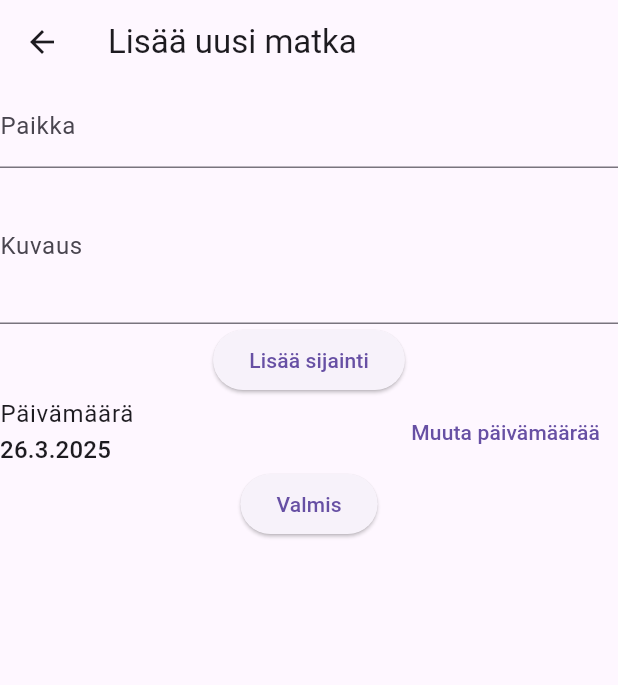
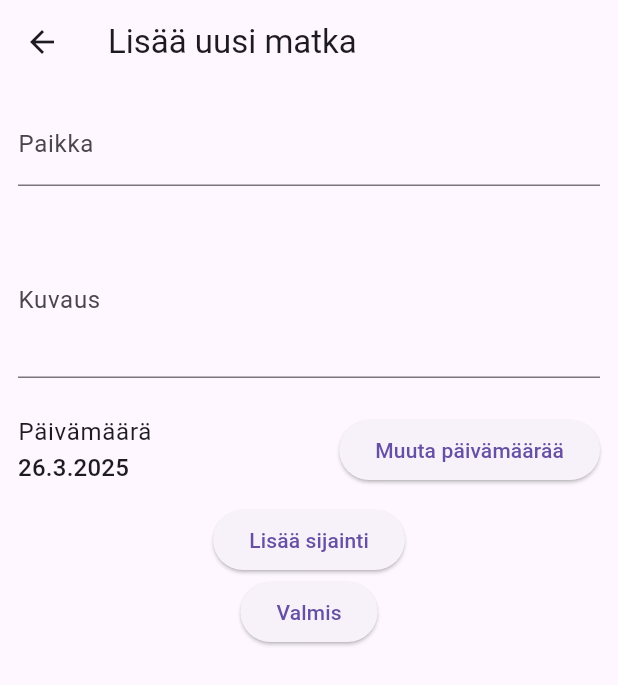
Before and after one commit to vilihellsten/flutter_matkapaivakirja, a Flutter app: the HomeScreen screen opened by its route, after a tap on "Lisää merkintä", on a phone screen of 412 x 824 dp. Shown: the top 685 px of the screen. Run offline on Flutter 3.47's test engine with Material 3 defaults, Android fonts, the phone set to English and light mode, and no system bars; our stand-ins replace firebase_auth, firebase_core, firebase_database, geolocator, get, google_maps_flutter and 1 more; missing offline and left inert: firebase_ui_auth; accounts and stored records are empty.

Commit message:
Asettelun parantelu

```diff
--- a/lib/view/add_trip.dart
+++ b/lib/view/add_trip.dart
@@ -64,7 +64,9 @@ class _InputFormState extends State<InputForm> {
         key: _formKey,
         child: Column(
           children: <Widget>[
-            TextFormField(
+            Padding(
+              padding: const EdgeInsets.all(12.0),
+              child: TextFormField(
                 initialValue: _title,
                 decoration: const InputDecoration(
                     labelText: "Paikka", hintText: "Paikan nimi"),
@@ -80,7 +82,10 @@ class _InputFormState extends State<InputForm> {
                   return null;
                 },
               ),
-            TextFormField(
+            ),
+            Padding(
+              padding: const EdgeInsets.all(12.0),
+              child: TextFormField(
                 initialValue: _description,
                 decoration: const InputDecoration(
                     labelText: "Kuvaus", hintText: "Tapahtuman kuvaus"),
@@ -92,6 +97,14 @@ class _InputFormState extends State<InputForm> {
                 minLines: 3,
                 maxLines: 5,
               ),
+            ),
+            _FormDatePicker(
+                date: _date,
+                onChanged: (value) {
+                  setState(() {
+                    _date = value;
+                  });
+                }),
             ElevatedButton(
               onPressed: () async {
                 final selectedLocation = await Navigator.push(
@@ -111,13 +124,6 @@ class _InputFormState extends State<InputForm> {
                   ? const Text("Muokkaa sijaintia")
                   : const Text("Lisää sijainti"),
             ),
-            _FormDatePicker(
-                date: _date,
-                onChanged: (value) {
-                  setState(() {
-                    _date = value;
-                  });
-                }),
             ElevatedButton(
               onPressed: () {
                 if (_formKey.currentState!.validate()) {
@@ -179,7 +185,9 @@ class _FormDatePicker extends StatefulWidget {
 class _FormDatePickerState extends State<_FormDatePicker> {
   @override
   Widget build(BuildContext context) {
-    return Row(
+    return Padding(
+      padding: const EdgeInsets.all(12.0),
+      child: Row(
         crossAxisAlignment: CrossAxisAlignment.start,
         mainAxisAlignment: MainAxisAlignment.spaceBetween,
         children: [
@@ -197,7 +205,7 @@ class _FormDatePickerState extends State<_FormDatePicker> {
               ),
             ],
           ),
-        TextButton(
+          ElevatedButton(
             child: const Text('Muuta päivämäärää'),
             onPressed: () async {
               var newDate = await showDatePicker(
@@ -216,6 +224,7 @@ class _FormDatePickerState extends State<_FormDatePicker> {
             },
           )
         ],
+      ),
     );
   }
 }
--- a/lib/view/home.dart
+++ b/lib/view/home.dart
@@ -9,12 +9,17 @@ class HomeScreen extends StatelessWidget {
         IconButton(
           icon: Icon(Icons.person),
           onPressed: () => Get.toNamed('/profile'),
+          tooltip: "Profiili",
         )
       ]),
       body: Center(
         child: Column(
           mainAxisAlignment: MainAxisAlignment.center,
           children: [
+            ElevatedButton(
+              onPressed: () => Get.toNamed('/trip-list'),
+              child: Text('Matkapäiväkirjalista'),
+            ),
             ElevatedButton(
               onPressed: () {
                 Get.toNamed('/add-trip');
@@ -25,10 +30,6 @@ class HomeScreen extends StatelessWidget {
               onPressed: () => Get.toNamed('/settings'),
               child: Text('Asetukset'),
             ),
-            ElevatedButton(
-              onPressed: () => Get.toNamed('/trip-list'),
-              child: Text('Matkapäiväkirjalista'),
-            ),
           ],
         ),
       ),
```
Also changed, not shown: lib/view/map_screen.dart (+28 -12 lines), lib/view/trip_list.dart (+25 -4 lines), 4 other files. Lines whose indentation alone changed are shown as unchanged.
